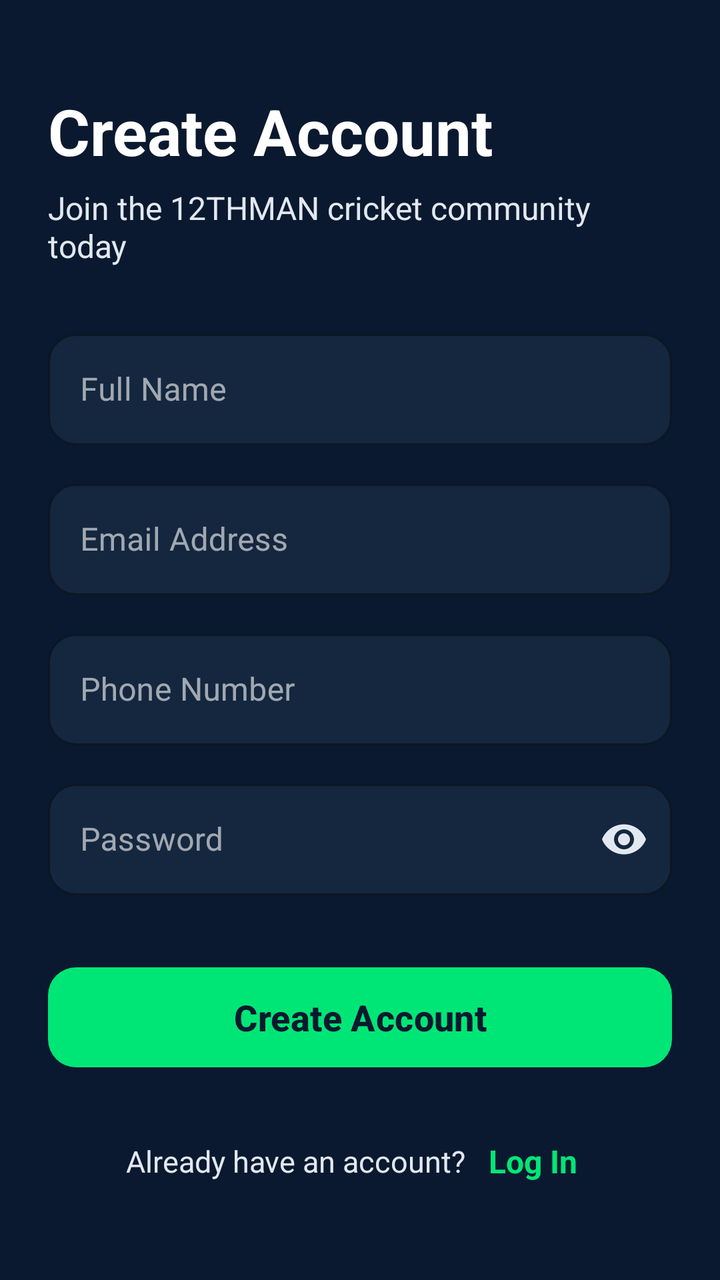
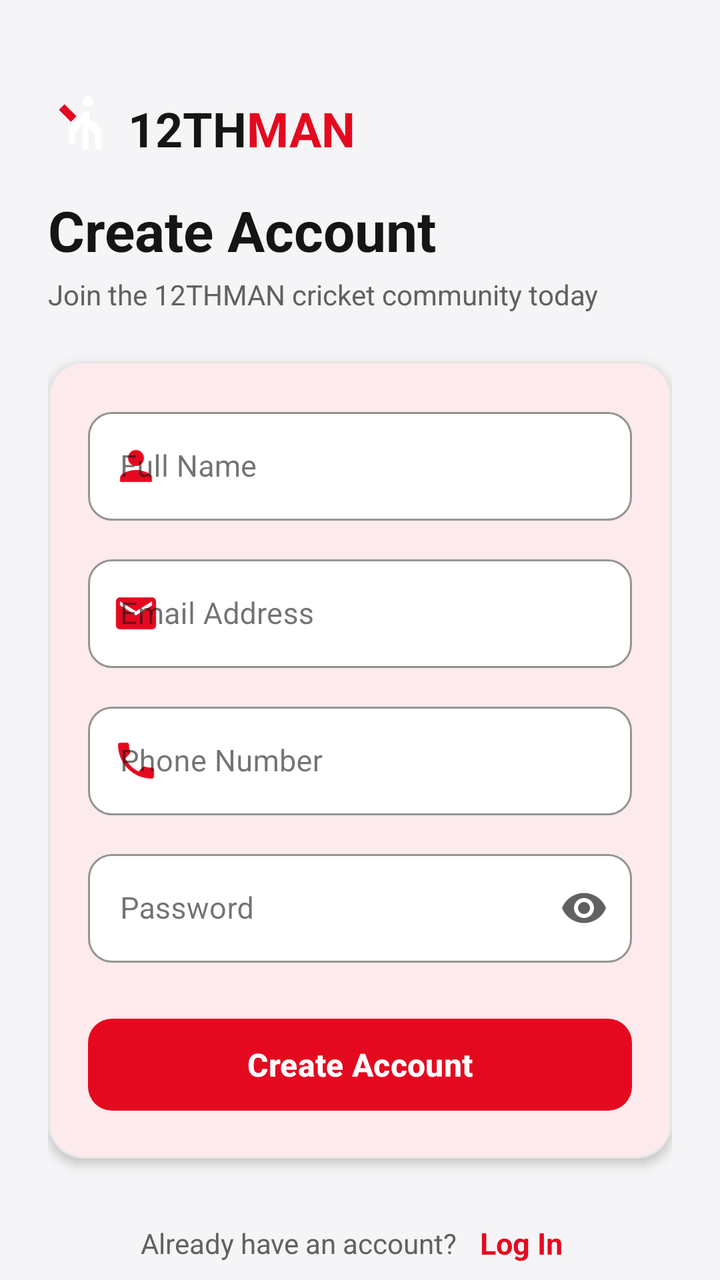

Before-and-after screenshots of an Android layout around one commit, followed by the original layout XML and the change that was made.
<!-- AndroidManifest.xml: application theme Theme.TwelveMan -->
<!-- res/layout/fragment_register.xml -->
<?xml version="1.0" encoding="utf-8"?>
<ScrollView xmlns:android="http://schemas.android.com/apk/res/android"
    xmlns:app="http://schemas.android.com/apk/res-auto"
    android:layout_width="match_parent"
    android:layout_height="match_parent"
    android:background="@color/bg_light"
    android:clipToPadding="false"
    android:fillViewport="true"
    android:paddingBottom="36dp">

    <LinearLayout
        android:layout_width="match_parent"
        android:layout_height="wrap_content"
        android:orientation="vertical"
        android:padding="24dp">

        <TextView
            android:layout_width="wrap_content"
            android:layout_height="wrap_content"
            android:layout_marginTop="20dp"
            android:text="Create Account"
            android:textColor="@color/text_primary"
            android:textSize="32sp"
            android:textStyle="bold" />

        <TextView
            android:layout_width="wrap_content"
            android:layout_height="wrap_content"
            android:layout_marginTop="6dp"
            android:text="Join the 12THMAN cricket community today"
            android:textColor="@color/text_secondary"
            android:textSize="16sp" />

        <com.google.android.material.textfield.TextInputLayout
            style="@style/Widget.MaterialComponents.TextInputLayout.OutlinedBox"
            android:layout_width="match_parent"
            android:layout_height="wrap_content"
            android:layout_marginTop="28dp"
            android:hint="Full Name"
            app:boxBackgroundColor="@color/surface_white"
            app:boxCornerRadiusBottomEnd="14dp"
            app:boxCornerRadiusBottomStart="14dp"
            app:boxCornerRadiusTopEnd="14dp"
            app:boxCornerRadiusTopStart="14dp"
            app:boxStrokeColor="@color/accent_green"
            app:hintTextColor="@color/accent_green">

            <com.google.android.material.textfield.TextInputEditText
                android:id="@+id/etFullName"
                android:layout_width="match_parent"
                android:layout_height="wrap_content"
                android:imeOptions="actionNext"
                android:inputType="textPersonName"
                android:singleLine="true"
                android:textColor="@color/text_primary"
                android:textSize="16sp" />
        </com.google.android.material.textfield.TextInputLayout>

        <com.google.android.material.textfield.TextInputLayout
            style="@style/Widget.MaterialComponents.TextInputLayout.OutlinedBox"
            android:layout_width="match_parent"
            android:layout_height="wrap_content"
            android:layout_marginTop="14dp"
            android:hint="Email Address"
            app:boxBackgroundColor="@color/surface_white"
            app:boxCornerRadiusBottomEnd="14dp"
            app:boxCornerRadiusBottomStart="14dp"
            app:boxCornerRadiusTopEnd="14dp"
            app:boxCornerRadiusTopStart="14dp"
            app:boxStrokeColor="@color/accent_green"
            app:hintTextColor="@color/accent_green">

            <com.google.android.material.textfield.TextInputEditText
                android:id="@+id/etEmail"
                android:layout_width="match_parent"
                android:layout_height="wrap_content"
                android:imeOptions="actionNext"
                android:inputType="textEmailAddress"
                android:singleLine="true"
                android:textColor="@color/text_primary"
                android:textSize="16sp" />
        </com.google.android.material.textfield.TextInputLayout>

        <com.google.android.material.textfield.TextInputLayout
            style="@style/Widget.MaterialComponents.TextInputLayout.OutlinedBox"
            android:layout_width="match_parent"
            android:layout_height="wrap_content"
            android:layout_marginTop="14dp"
            android:hint="Phone Number"
            app:boxBackgroundColor="@color/surface_white"
            app:boxCornerRadiusBottomEnd="14dp"
            app:boxCornerRadiusBottomStart="14dp"
            app:boxCornerRadiusTopEnd="14dp"
            app:boxCornerRadiusTopStart="14dp"
            app:boxStrokeColor="@color/accent_green"
            app:hintTextColor="@color/accent_green">

            <com.google.android.material.textfield.TextInputEditText
                android:id="@+id/etPhone"
                android:layout_width="match_parent"
                android:layout_height="wrap_content"
                android:imeOptions="actionNext"
                android:inputType="phone"
                android:singleLine="true"
                android:textColor="@color/text_primary"
                android:textSize="16sp" />
        </com.google.android.material.textfield.TextInputLayout>

        <com.google.android.material.textfield.TextInputLayout
            style="@style/Widget.MaterialComponents.TextInputLayout.OutlinedBox"
            android:layout_width="match_parent"
            android:layout_height="wrap_content"
            android:layout_marginTop="14dp"
            android:hint="Password"
            app:boxBackgroundColor="@color/surface_white"
            app:boxCornerRadiusBottomEnd="14dp"
            app:boxCornerRadiusBottomStart="14dp"
            app:boxCornerRadiusTopEnd="14dp"
            app:boxCornerRadiusTopStart="14dp"
            app:boxStrokeColor="@color/accent_green"
            app:hintTextColor="@color/accent_green"
            app:passwordToggleEnabled="true"
            app:passwordToggleTint="@color/text_secondary">

            <com.google.android.material.textfield.TextInputEditText
                android:id="@+id/etPassword"
                android:layout_width="match_parent"
                android:layout_height="wrap_content"
                android:imeOptions="actionDone"
                android:inputType="textPassword"
                android:singleLine="true"
                android:textColor="@color/text_primary"
                android:textSize="16sp" />
        </com.google.android.material.textfield.TextInputLayout>

        <com.google.android.material.button.MaterialButton
            android:id="@+id/btnRegister"
            android:layout_width="match_parent"
            android:layout_height="58dp"
            android:layout_marginTop="32dp"
            android:foreground="?attr/selectableItemBackground"
            android:text="Create Account"
            android:textColor="@color/primary_navy"
            android:textSize="18sp"
            android:textStyle="bold"
            app:backgroundTint="@color/accent_green"
            app:cornerRadius="14dp" />

        <LinearLayout
            android:layout_width="wrap_content"
            android:layout_height="wrap_content"
            android:layout_gravity="center_horizontal"
            android:layout_marginTop="24dp"
            android:gravity="center_vertical"
            android:orientation="horizontal">

            <TextView
                android:layout_width="wrap_content"
                android:layout_height="wrap_content"
                android:text="Already have an account? "
                android:textColor="@color/text_secondary"
                android:textSize="15sp" />

            <TextView
                android:id="@+id/tvGoToRegister"
                android:layout_width="wrap_content"
                android:layout_height="wrap_content"
                android:background="?attr/selectableItemBackgroundBorderless"
                android:clickable="true"
                android:focusable="true"
                android:padding="8dp"
                android:text="Log In"
                android:textColor="@color/accent_green"
                android:textSize="16sp"
                android:textStyle="bold" />
        </LinearLayout>
    </LinearLayout>
</ScrollView>
<!-- resources referenced by this layout -->
<resources>
  <color name="accent_green">#00E676</color>
  <color name="bg_light">#0A192F</color>
  <color name="primary_navy">#0A192F</color>
  <color name="surface_white">#14273E</color>
  <color name="text_primary">#FFFFFF</color>
  <color name="text_secondary">#E2E8F0</color>
  <style name="Theme.TwelveMan" parent="Theme.Material3.DayNight.NoActionBar">
          
          <item name="colorPrimary">@color/accent_green</item>
          <item name="colorPrimaryVariant">@color/primary_variant</item>
          <item name="colorOnPrimary">@color/primary_navy</item>
          <item name="colorSecondary">@color/accent_gold</item>
          <item name="colorOnSecondary">@color/primary_navy</item>
          <item name="colorTertiary">@color/accent_blue</item>
          <item name="colorOnTertiary">@color/text_white</item>
          <item name="colorSurface">@color/surface_white</item>
          <item name="colorOnSurface">@color/text_primary</item>
          <item name="android:statusBarColor">@color/primary_navy</item>
          <item name="android:navigationBarColor">@color/primary_navy</item>
          <item name="android:windowBackground">@color/bg_light</item>
  
          
          <item name="android:textColorPrimary">@color/text_primary</item>
          <item name="android:textColorSecondary">@color/text_secondary</item>
          <item name="android:textColorHint">@color/text_hint</item>
  
          <item name="textAppearanceHeadlineLarge">@style/TextAppearance.TwelveMan.HeadlineLarge</item>
          <item name="textAppearanceHeadlineMedium">@style/TextAppearance.TwelveMan.HeadlineMedium</item>
          <item name="textAppearanceTitleLarge">@style/TextAppearance.TwelveMan.TitleLarge</item>
          <item name="textAppearanceBodyLarge">@style/TextAppearance.TwelveMan.BodyLarge</item>
          <item name="textAppearanceBodyMedium">@style/TextAppearance.TwelveMan.BodyMedium</item>
      </style>
  <color name="primary_variant">#14273E</color>
  <color name="accent_gold">#FFD700</color>
  <color name="accent_blue">#2979FF</color>
  <color name="text_white">#FFFFFF</color>
  <color name="text_hint">#A0AEC0</color>
  <!-- unchanged entries left out for length: 10 -->
</resources>

<!-- the commit's change to res/layout/fragment_register.xml (unified diff, before → after) -->
@@ -1,5 +1,5 @@
 <?xml version="1.0" encoding="utf-8"?>
-<ScrollView xmlns:android="http://schemas.android.com/apk/res/android"
+<androidx.core.widget.NestedScrollView xmlns:android="http://schemas.android.com/apk/res/android"
     xmlns:app="http://schemas.android.com/apk/res-auto"
     android:layout_width="match_parent"
     android:layout_height="match_parent"
@@ -14,138 +14,193 @@
         android:orientation="vertical"
         android:padding="24dp">
 
+        
+        <LinearLayout
+            android:layout_width="wrap_content"
+            android:layout_height="wrap_content"
+            android:layout_marginTop="24dp"
+            android:gravity="center_vertical"
+            android:orientation="horizontal">
+
+            <ImageView
+                android:layout_width="32dp"
+                android:layout_height="32dp"
+                android:src="@drawable/ic_cricket_batsman" />
+
+            <TextView
+                android:layout_width="wrap_content"
+                android:layout_height="wrap_content"
+                android:layout_marginStart="8dp"
+                android:text="12TH"
+                android:textColor="@color/header_black"
+                android:textSize="24sp"
+                android:textStyle="bold" />
+
+            <TextView
+                android:layout_width="wrap_content"
+                android:layout_height="wrap_content"
+                android:text="MAN"
+                android:textColor="@color/primary_red"
+                android:textSize="24sp"
+                android:textStyle="bold" />
+        </LinearLayout>
+
         <TextView
             android:layout_width="wrap_content"
             android:layout_height="wrap_content"
-            android:layout_marginTop="20dp"
+            android:layout_marginTop="16dp"
             android:text="Create Account"
-            android:textColor="@color/text_primary"
-            android:textSize="32sp"
+            android:textColor="@color/header_black"
+            android:textSize="28sp"
             android:textStyle="bold" />
 
         <TextView
             android:layout_width="wrap_content"
             android:layout_height="wrap_content"
-            android:layout_marginTop="6dp"
+            android:layout_marginTop="4dp"
             android:text="Join the 12THMAN cricket community today"
             android:textColor="@color/text_secondary"
-            android:textSize="16sp" />
-
-        <com.google.android.material.textfield.TextInputLayout
-            style="@style/Widget.MaterialComponents.TextInputLayout.OutlinedBox"
+            android:textSize="14sp" />
+
+        
+        <com.google.android.material.card.MaterialCardView
             android:layout_width="match_parent"
             android:layout_height="wrap_content"
-            android:layout_marginTop="28dp"
-            android:hint="Full Name"
-            app:boxBackgroundColor="@color/surface_white"
-            app:boxCornerRadiusBottomEnd="14dp"
-            app:boxCornerRadiusBottomStart="14dp"
-            app:boxCornerRadiusTopEnd="14dp"
-            app:boxCornerRadiusTopStart="14dp"
-            app:boxStrokeColor="@color/accent_green"
-            app:hintTextColor="@color/accent_green">
-
-            <com.google.android.material.textfield.TextInputEditText
-                android:id="@+id/etFullName"
+            android:layout_marginTop="24dp"
+            app:cardBackgroundColor="@color/surface_white"
+            app:cardCornerRadius="18dp"
+            app:cardElevation="3dp"
+            app:strokeColor="@color/border_grey"
+            app:strokeWidth="1dp">
+
+            <LinearLayout
                 android:layout_width="match_parent"
                 android:layout_height="wrap_content"
-                android:imeOptions="actionNext"
-                android:inputType="textPersonName"
-                android:singleLine="true"
-                android:textColor="@color/text_primary"
-                android:textSize="16sp" />
-        </com.google.android.material.textfield.TextInputLayout>
-
-        <com.google.android.material.textfield.TextInputLayout
-            style="@style/Widget.MaterialComponents.TextInputLayout.OutlinedBox"
-            android:layout_width="match_parent"
-            android:layout_height="wrap_content"
-            android:layout_marginTop="14dp"
-            android:hint="Email Address"
-            app:boxBackgroundColor="@color/surface_white"
-            app:boxCornerRadiusBottomEnd="14dp"
-            app:boxCornerRadiusBottomStart="14dp"
-            app:boxCornerRadiusTopEnd="14dp"
-            app:boxCornerRadiusTopStart="14dp"
-            app:boxStrokeColor="@color/accent_green"
-            app:hintTextColor="@color/accent_green">
-
-            <com.google.android.material.textfield.TextInputEditText
-                android:id="@+id/etEmail"
-                android:layout_width="match_parent"
-                android:layout_height="wrap_content"
-                android:imeOptions="actionNext"
-                android:inputType="textEmailAddress"
-                android:singleLine="true"
-                android:textColor="@color/text_primary"
-                android:textSize="16sp" />
-        </com.google.android.material.textfield.TextInputLayout>
-
-        <com.google.android.material.textfield.TextInputLayout
-            style="@style/Widget.MaterialComponents.TextInputLayout.OutlinedBox"
-            android:layout_width="match_parent"
-            android:layout_height="wrap_content"
-            android:layout_marginTop="14dp"
-            android:hint="Phone Number"
-            app:boxBackgroundColor="@color/surface_white"
-            app:boxCornerRadiusBottomEnd="14dp"
-            app:boxCornerRadiusBottomStart="14dp"
-            app:boxCornerRadiusTopEnd="14dp"
-            app:boxCornerRadiusTopStart="14dp"
-            app:boxStrokeColor="@color/accent_green"
-            app:hintTextColor="@color/accent_green">
-
-            <com.google.android.material.textfield.TextInputEditText
-                android:id="@+id/etPhone"
-                android:layout_width="match_parent"
-                android:layout_height="wrap_content"
-                android:imeOptions="actionNext"
-                android:inputType="phone"
-                android:singleLine="true"
-                android:textColor="@color/text_primary"
-                android:textSize="16sp" />
-        </com.google.android.material.textfield.TextInputLayout>
-
-        <com.google.android.material.textfield.TextInputLayout
-            style="@style/Widget.MaterialComponents.TextInputLayout.OutlinedBox"
-            android:layout_width="match_parent"
-            android:layout_height="wrap_content"
-            android:layout_marginTop="14dp"
-            android:hint="Password"
-            app:boxBackgroundColor="@color/surface_white"
-            app:boxCornerRadiusBottomEnd="14dp"
-            app:boxCornerRadiusBottomStart="14dp"
-            app:boxCornerRadiusTopEnd="14dp"
-            app:boxCornerRadiusTopStart="14dp"
-            app:boxStrokeColor="@color/accent_green"
-            app:hintTextColor="@color/accent_green"
-            app:passwordToggleEnabled="true"
-            app:passwordToggleTint="@color/text_secondary">
-
-            <com.google.android.material.textfield.TextInputEditText
-                android:id="@+id/etPassword"
-                android:layout_width="match_parent"
-                android:layout_height="wrap_content"
-                android:imeOptions="actionDone"
-                android:inputType="textPassword"
-                android:singleLine="true"
-                android:textColor="@color/text_primary"
-                android:textSize="16sp" />
-        </com.google.android.material.textfield.TextInputLayout>
-
-        <com.google.android.material.button.MaterialButton
-            android:id="@+id/btnRegister"
-            android:layout_width="match_parent"
-            android:layout_height="58dp"
-            android:layout_marginTop="32dp"
-            android:foreground="?attr/selectableItemBackground"
-            android:text="Create Account"
-            android:textColor="@color/primary_navy"
-            android:textSize="18sp"
-            android:textStyle="bold"
-            app:backgroundTint="@color/accent_green"
-            app:cornerRadius="14dp" />
-
+                android:orientation="vertical"
+                android:padding="20dp">
+
+                <com.google.android.material.textfield.TextInputLayout
+                    style="@style/Widget.MaterialComponents.TextInputLayout.OutlinedBox"
+                    android:layout_width="match_parent"
+                    android:layout_height="wrap_content"
+                    android:hint="Full Name"
+                    app:boxBackgroundColor="@color/surface_white"
+                    app:boxCornerRadiusBottomEnd="12dp"
+                    app:boxCornerRadiusBottomStart="12dp"
+                    app:boxCornerRadiusTopEnd="12dp"
+                    app:boxCornerRadiusTopStart="12dp"
+                    app:boxStrokeColor="@color/primary_red"
+                    app:hintTextColor="@color/primary_red"
+                    app:startIconDrawable="@drawable/ic_person"
+                    app:startIconTint="@color/primary_red">
+
+                    <com.google.android.material.textfield.TextInputEditText
+                        android:id="@+id/etFullName"
+                        android:layout_width="match_parent"
+                        android:layout_height="wrap_content"
+                        android:imeOptions="actionNext"
+                        android:inputType="textPersonName"
+                        android:singleLine="true"
+                        android:textColor="@color/header_black"
+                        android:textSize="15sp" />
+                </com.google.android.material.textfield.TextInputLayout>
+
+                <com.google.android.material.textfield.TextInputLayout
+                    style="@style/Widget.MaterialComponents.TextInputLayout.OutlinedBox"
+                    android:layout_width="match_parent"
+                    android:layout_height="wrap_content"
+                    android:layout_marginTop="14dp"
+                    android:hint="Email Address"
+                    app:boxBackgroundColor="@color/surface_white"
+                    app:boxCornerRadiusBottomEnd="12dp"
+                    app:boxCornerRadiusBottomStart="12dp"
+                    app:boxCornerRadiusTopEnd="12dp"
+                    app:boxCornerRadiusTopStart="12dp"
+                    app:boxStrokeColor="@color/primary_red"
+                    app:hintTextColor="@color/primary_red"
+                    app:startIconDrawable="@drawable/ic_email"
+                    app:startIconTint="@color/primary_red">
+
+                    <com.google.android.material.textfield.TextInputEditText
+                        android:id="@+id/etEmail"
+                        android:layout_width="match_parent"
+                        android:layout_height="wrap_content"
+                        android:imeOptions="actionNext"
+                        android:inputType="textEmailAddress"
+                        android:singleLine="true"
+                        android:textColor="@color/header_black"
+                        android:textSize="15sp" />
+                </com.google.android.material.textfield.TextInputLayout>
+
+                <com.google.android.material.textfield.TextInputLayout
+                    style="@style/Widget.MaterialComponents.TextInputLayout.OutlinedBox"
+                    android:layout_width="match_parent"
+                    android:layout_height="wrap_content"
+                    android:layout_marginTop="14dp"
+                    android:hint="Phone Number"
+                    app:boxBackgroundColor="@color/surface_white"
+                    app:boxCornerRadiusBottomEnd="12dp"
+                    app:boxCornerRadiusBottomStart="12dp"
+                    app:boxCornerRadiusTopEnd="12dp"
+                    app:boxCornerRadiusTopStart="12dp"
+                    app:boxStrokeColor="@color/primary_red"
+                    app:hintTextColor="@color/primary_red"
+                    app:startIconDrawable="@drawable/ic_phone"
+                    app:startIconTint="@color/primary_red">
+
+                    <com.google.android.material.textfield.TextInputEditText
+                        android:id="@+id/etPhone"
+                        android:layout_width="match_parent"
+                        android:layout_height="wrap_content"
+                        android:imeOptions="actionNext"
+                        android:inputType="phone"
+                        android:singleLine="true"
+                        android:textColor="@color/header_black"
+                        android:textSize="15sp" />
+                </com.google.android.material.textfield.TextInputLayout>
+
+                <com.google.android.material.textfield.TextInputLayout
+                    style="@style/Widget.MaterialComponents.TextInputLayout.OutlinedBox"
+                    android:layout_width="match_parent"
+                    android:layout_height="wrap_content"
+                    android:layout_marginTop="14dp"
+                    android:hint="Password"
+                    app:boxBackgroundColor="@color/surface_white"
+                    app:boxCornerRadiusBottomEnd="12dp"
+                    app:boxCornerRadiusBottomStart="12dp"
+                    app:boxCornerRadiusTopEnd="12dp"
+                    app:boxCornerRadiusTopStart="12dp"
+                    app:boxStrokeColor="@color/primary_red"
+                    app:hintTextColor="@color/primary_red"
+                    app:passwordToggleEnabled="true"
+                    app:passwordToggleTint="@color/text_secondary">
+
+                    <com.google.android.material.textfield.TextInputEditText
+                        android:id="@+id/etPassword"
+                        android:layout_width="match_parent"
+                        android:layout_height="wrap_content"
+                        android:imeOptions="actionDone"
+                        android:inputType="textPassword"
+                        android:singleLine="true"
+                        android:textColor="@color/header_black"
+                        android:textSize="15sp" />
+                </com.google.android.material.textfield.TextInputLayout>
+
+                <com.google.android.material.button.MaterialButton
+                    android:id="@+id/btnRegister"
+                    android:layout_width="match_parent"
+                    android:layout_height="54dp"
+                    android:layout_marginTop="24dp"
+                    android:text="Create Account"
+                    android:textColor="@color/pure_white"
+                    android:textSize="16sp"
+                    android:textStyle="bold"
+                    app:backgroundTint="@color/primary_red"
+                    app:cornerRadius="12dp" />
+            </LinearLayout>
+        </com.google.android.material.card.MaterialCardView>
+
+        
         <LinearLayout
             android:layout_width="wrap_content"
             android:layout_height="wrap_content"
@@ -159,7 +214,7 @@
                 android:layout_height="wrap_content"
                 android:text="Already have an account? "
                 android:textColor="@color/text_secondary"
-                android:textSize="15sp" />
+                android:textSize="14sp" />
 
             <TextView
                 android:id="@+id/tvGoToRegister"
@@ -170,9 +225,9 @@
                 android:focusable="true"
                 android:padding="8dp"
                 android:text="Log In"
-                android:textColor="@color/accent_green"
-                android:textSize="16sp"
+                android:textColor="@color/primary_red"
+                android:textSize="15sp"
                 android:textStyle="bold" />
         </LinearLayout>
     </LinearLayout>
-</ScrollView>
+</androidx.core.widget.NestedScrollView>
<!-- resource entries referenced after the edit -->
@@ -1,24 +1,75 @@
 <!-- resources referenced by this layout -->
 <resources>
-  <color name="accent_green">#00E676</color>
-  <color name="bg_light">#0A192F</color>
-  <color name="primary_navy">#0A192F</color>
-  <color name="surface_white">#14273E</color>
-  <color name="text_primary">#FFFFFF</color>
-  <color name="text_secondary">#E2E8F0</color>
-  <style name="Theme.TwelveMan" parent="Theme.Material3.DayNight.NoActionBar">
+  <color name="bg_light">#F5F5F7</color>
+  <color name="border_grey">#E5E5E5</color>
+  <color name="header_black">#151515</color>
+  <color name="primary_red">#E50920</color>
+  <color name="pure_white">#FFFFFF</color>
+  <color name="surface_white">#FFFFFF</color>
+  <color name="text_primary">#151515</color>
+  <color name="text_secondary">#616161</color>
+  <!-- drawable ic_cricket_batsman (drawable) -->
+  <vector xmlns:android="http://schemas.android.com/apk/res/android"
+      android:width="28dp"
+      android:height="28dp"
+      android:viewportWidth="24"
+      android:viewportHeight="24">
+      
+      <path
+          android:fillColor="#FFFFFFFF"
+          android:pathData="M15,4a2,2 0 1,0 0,-4 2,2 0 0,0 0,4z"/>
+      
+      <path
+          android:fillColor="#FFFFFFFF"
+          android:pathData="M15.5,5.5c-0.8,0 -1.6,0.3 -2.2,0.9l-4.5,4.5c-0.6,0.6 -0.9,1.4 -0.9,2.2v4.9h2.2v-4.1l2.9,-2.9v9h2.2v-7.8l2.5,2.5v5.3h2.2v-6.2c0,-0.8 -0.3,-1.6 -0.9,-2.2l-2,-2c-0.4,-0.4 -0.9,-0.6 -1.5,-0.6z"/>
+      
+      <path
+          android:fillColor="#FFE50920"
+          android:pathData="M6.2,3.1l-2.1,2.1 4.5,4.5 2.1,-2.1z"/>
+  </vector>
+  <!-- drawable ic_email (drawable) -->
+  <vector xmlns:android="http://schemas.android.com/apk/res/android"
+      android:width="24dp"
+      android:height="24dp"
+      android:viewportWidth="24"
+      android:viewportHeight="24">
+    <path
+        android:fillColor="#FF000000"
+        android:pathData="M20,4H4c-1.1,0 -1.99,0.9 -1.99,2L2,18c0,1.1 0.9,2 2,2h16c1.1,0 2,-0.9 2,-2V6c0,-1.1 -0.9,-2 -2,-2zm0,4l-8,5 -8,-5V6l8,5 8,-5v2z"/>
+  </vector>
+  <!-- drawable ic_person (drawable) -->
+  <vector xmlns:android="http://schemas.android.com/apk/res/android"
+      android:width="24dp"
+      android:height="24dp"
+      android:viewportWidth="24"
+      android:viewportHeight="24">
+    <path
+        android:fillColor="#FF000000"
+        android:pathData="M12,12c2.21,0 4,-1.79 4,-4s-1.79,-4 -4,-4 -4,1.79 -4,4 1.79,4 4,4zm0,2c-2.67,0 -8,1.34 -8,4v2h16v-2c0,-2.66 -5.33,-4 -8,-4z"/>
+  </vector>
+  <!-- drawable ic_phone (drawable) -->
+  <vector xmlns:android="http://schemas.android.com/apk/res/android"
+      android:width="24dp"
+      android:height="24dp"
+      android:viewportWidth="24"
+      android:viewportHeight="24">
+    <path
+        android:fillColor="#FF000000"
+        android:pathData="M6.62,10.79c1.44,2.83 3.76,5.14 6.59,6.59l2.2,-2.2c0.27,-0.27 0.67,-0.36 1.02,-0.24 1.12,0.37 2.33,0.57 3.57,0.57 0.55,0 1,0.45 1,1V20c0,0.55 -0.45,1 -1,1-9.39,0 -17,-7.61 -17,-17 0,-0.55 0.45,-1 1,-1h3.5c0.55,0 1,0.45 1,1 0,1.25 0.2,2.45 0.57,3.57 0.11,0.35 0.03,0.74 -0.24,1.02l-2.2,2.2z"/>
+  </vector>
+  <style name="Theme.TwelveMan" parent="Theme.Material3.Light.NoActionBar">
           
-          <item name="colorPrimary">@color/accent_green</item>
-          <item name="colorPrimaryVariant">@color/primary_variant</item>
-          <item name="colorOnPrimary">@color/primary_navy</item>
-          <item name="colorSecondary">@color/accent_gold</item>
-          <item name="colorOnSecondary">@color/primary_navy</item>
-          <item name="colorTertiary">@color/accent_blue</item>
-          <item name="colorOnTertiary">@color/text_white</item>
+          <item name="colorPrimary">@color/primary_red</item>
+          <item name="colorPrimaryVariant">@color/primary_dark_red</item>
+          <item name="colorOnPrimary">@color/pure_white</item>
+          <item name="colorSecondary">@color/header_black</item>
+          <item name="colorOnSecondary">@color/pure_white</item>
+          <item name="colorTertiary">@color/primary_red</item>
+          <item name="colorOnTertiary">@color/pure_white</item>
           <item name="colorSurface">@color/surface_white</item>
           <item name="colorOnSurface">@color/text_primary</item>
-          <item name="android:statusBarColor">@color/primary_navy</item>
-          <item name="android:navigationBarColor">@color/primary_navy</item>
+          <item name="android:statusBarColor">@color/header_black</item>
+          <item name="android:navigationBarColor">@color/pure_white</item>
           <item name="android:windowBackground">@color/bg_light</item>
   
           
@@ -32,11 +83,8 @@
           <item name="textAppearanceBodyLarge">@style/TextAppearance.TwelveMan.BodyLarge</item>
           <item name="textAppearanceBodyMedium">@style/TextAppearance.TwelveMan.BodyMedium</item>
       </style>
-  <color name="primary_variant">#14273E</color>
-  <color name="accent_gold">#FFD700</color>
-  <color name="accent_blue">#2979FF</color>
-  <color name="text_white">#FFFFFF</color>
-  <color name="text_hint">#A0AEC0</color>
+  <color name="primary_dark_red">#B90016</color>
+  <color name="text_hint">#9E9E9E</color>
   <!-- unchanged entries left out for length: 10 -->
 </resources>
 
